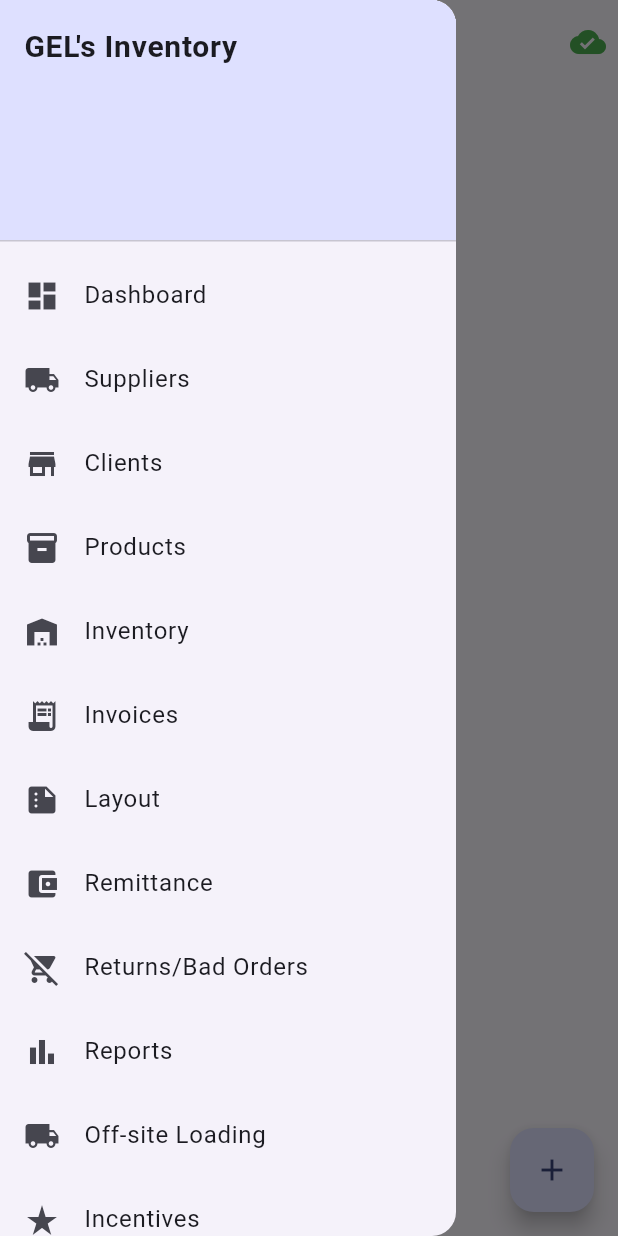
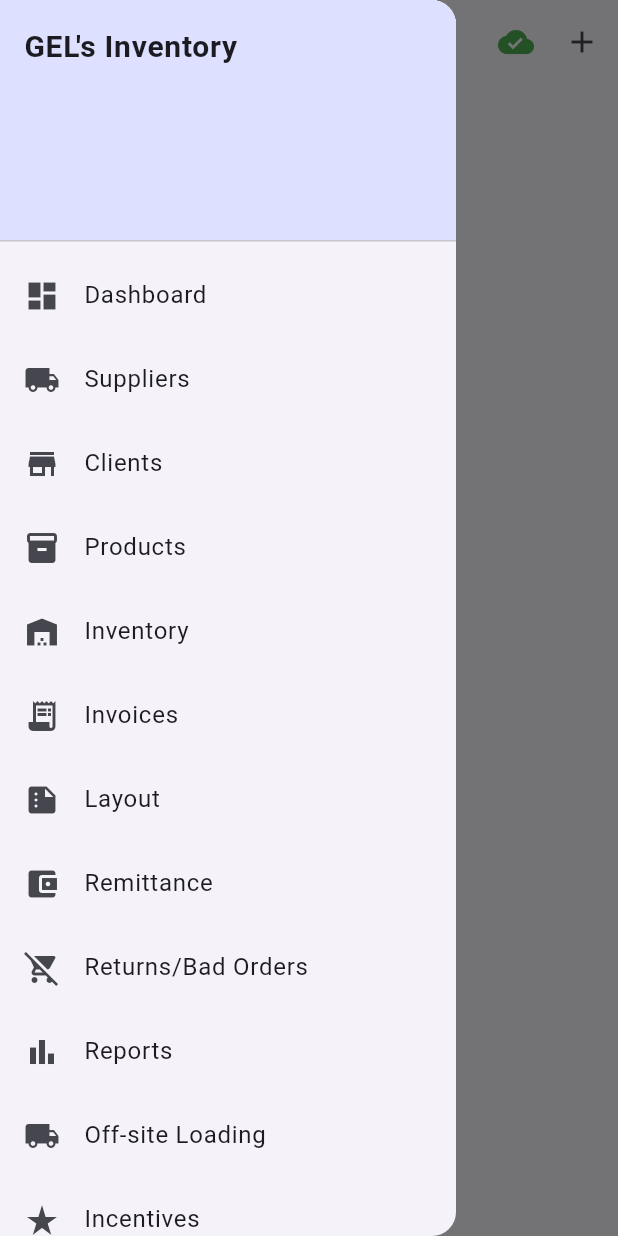
Before and after one commit to jasonLumapas/GELs_InventoryV2, a Flutter app: the SupplierListScreen screen opened by its route, with the side drawer open, on a phone screen of 412 x 824 dp. Run offline on Flutter 3.47's test engine with Material 3 defaults, Android fonts, the phone set to English and light mode, and no system bars; our stand-ins replace connectivity_plus, drift, flutter_riverpod, go_router, pdf, printing and 2 more; accounts and stored records are empty; generated files the repository leaves out were written again.

```diff
--- a/gel_inventory/lib/app.dart
+++ b/gel_inventory/lib/app.dart
@@ -1,3 +1,4 @@
+import 'package:flutter/gestures.dart';
 import 'package:flutter/material.dart';
 import 'package:go_router/go_router.dart';
 import 'screens/dashboard/dashboard_screen.dart';
@@ -125,7 +126,21 @@ class GelInventoryApp extends StatelessWidget {
         colorSchemeSeed: Colors.indigo,
         useMaterial3: true,
       ),
+      scrollBehavior: _AppScrollBehavior(),
       routerConfig: _router,
     );
   }
 }
+
+class _AppScrollBehavior extends MaterialScrollBehavior {
+  @override
+  Set<PointerDeviceKind> get dragDevices => {
+        PointerDeviceKind.touch,
+        PointerDeviceKind.mouse,
+        PointerDeviceKind.trackpad,
+      };
+
+  @override
+  ScrollPhysics getScrollPhysics(BuildContext context) =>
+      const BouncingScrollPhysics(parent: AlwaysScrollableScrollPhysics());
+}
--- a/gel_inventory/lib/repositories/invoice_repository.dart
+++ b/gel_inventory/lib/repositories/invoice_repository.dart
@@ -62,7 +62,7 @@ class InvoiceRepository extends BaseRepository {
       if (endDate != null) {
         q = q.lt('invoice_date', endDate.toIso8601String());
       }
-      final data = await q.order('invoice_date', ascending: false);
+      final data = await q.order('invoice_number', ascending: true);
       return (data as List).map((j) => Invoice.fromJson(j)).toList();
     }
     final rows = await (db.select(db.invoices)
@@ -76,7 +76,7 @@ class InvoiceRepository extends BaseRepository {
             }
             return expr;
           })
-          ..orderBy([(t) => drift.OrderingTerm.desc(t.invoiceDate)]))
+          ..orderBy([(t) => drift.OrderingTerm.asc(t.invoiceNumber)]))
         .get();
     return rows
         .map((r) => Invoice(
--- a/gel_inventory/lib/screens/suppliers/supplier_list_screen.dart
+++ b/gel_inventory/lib/screens/suppliers/supplier_list_screen.dart
@@ -14,10 +14,13 @@ class SupplierListScreen extends ConsumerWidget {
 
     return AppScaffold(
       title: 'Suppliers',
-      floatingActionButton: FloatingActionButton(
-        onPressed: () => context.go('/suppliers/new'),
-        child: const Icon(Icons.add),
-      ),
+      actions: [
+        IconButton(
+          icon: const Icon(Icons.add),
+          tooltip: 'Add supplier',
+          onPressed: () => context.go('/suppliers/new'),
+        ),
+      ],
       body: suppliersAsync.when(
         loading: () => const Center(child: CircularProgressIndicator()),
         error: (e, _) => Center(child: Text('Error: $e')),
```
Also changed, not shown: gel_inventory/lib/screens/reports/reports_screen.dart (+41 -0 lines).
